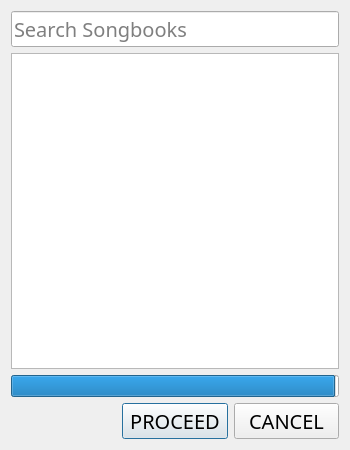
The window that src/vSongOnline.ui (AppSmata/vSongBook4pc) describes before a commit, drawn with Qt 5.
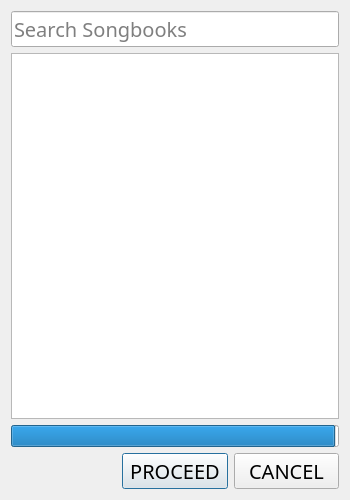
The same window after the commit. Icons and pictures are not drawn.

```diff
--- a/src/vSongOnline.ui
+++ b/src/vSongOnline.ui
@@ -7,7 +7,7 @@
     <x>0</x>
     <y>0</y>
     <width>350</width>
-    <height>450</height>
+    <height>500</height>
    </rect>
   </property>
   <property name="windowTitle">
```
